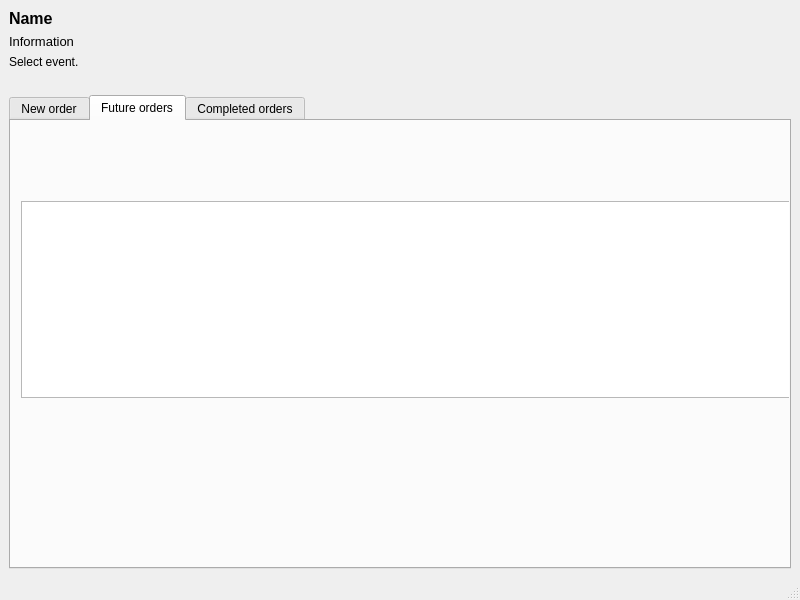
Qt form Booking/choicewindow.ui (mainex/btimetable-booking) before a commit.
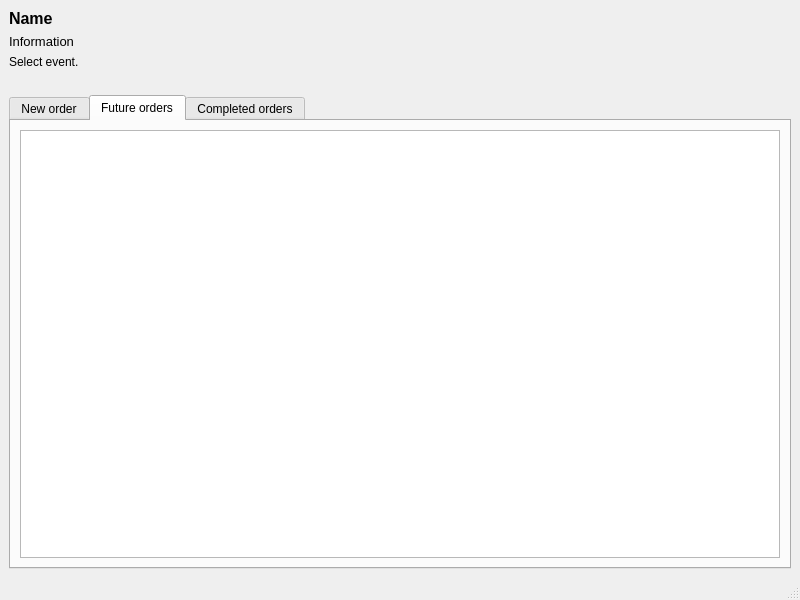
The same form after that commit. The open tabs and pages were chosen to show the change.

Commit message: apply button

What changed in the file:
```diff
--- a/Booking/choicewindow.ui
+++ b/Booking/choicewindow.ui
@@ -124,16 +124,11 @@
        <attribute name="title">
         <string>Future orders</string>
        </attribute>
-       <widget class="QTableView" name="futureOrdersTableView">
-        <property name="geometry">
-         <rect>
-          <x>10</x>
-          <y>80</y>
-          <width>782</width>
-          <height>197</height>
-         </rect>
-        </property>
-       </widget>
+       <layout class="QGridLayout" name="gridLayout_2">
+        <item row="0" column="0">
+         <widget class="QTableView" name="futureOrdersTableView"/>
+        </item>
+       </layout>
       </widget>
       <widget class="QWidget" name="completedOrdersTab">
        <attribute name="title">
```
Left out of the diff: 17 changed lines with no effect on the pictures. The commit also changes 2 other files.
